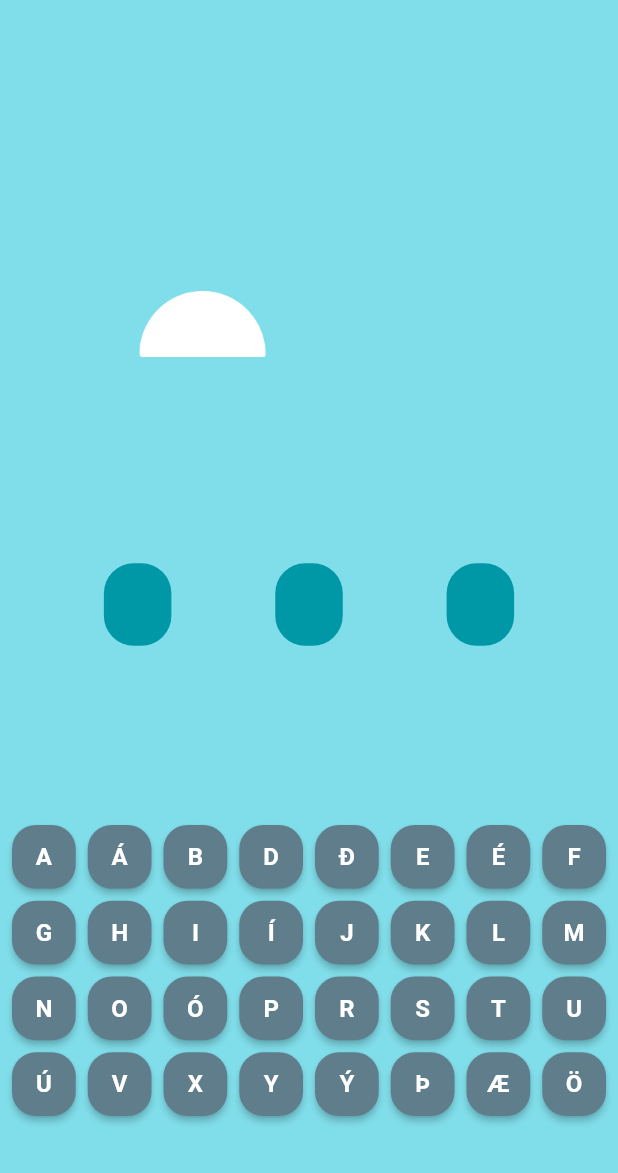
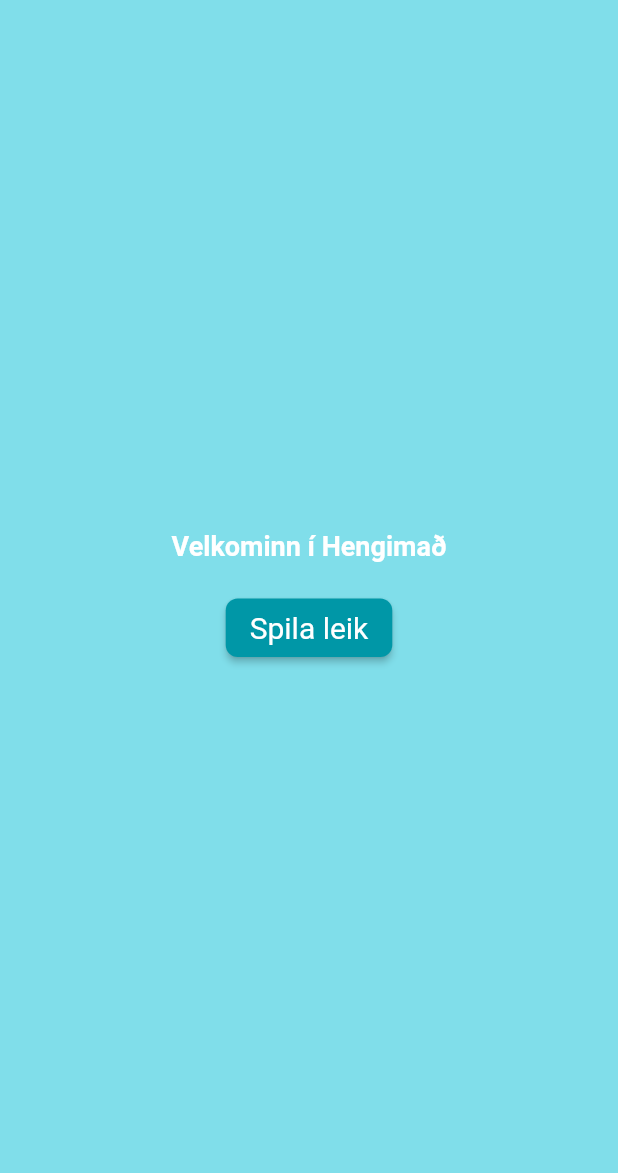
Before and after one commit to indianaea/hangman_game, a Flutter app: the screen it shows after launch, on a phone screen of 412 x 824 dp, the part 63-1236 px from its top. Run offline on Flutter 3.47's test engine with Material 2 defaults, Android fonts, the phone set to English and light mode, and no system bars.

Commit message:
Bæta við upphafskjá og Spila leik takka sem ræsir upp leikinn í hvert skipti það er ýtt á hann

```diff
--- a/lib/main.dart
+++ b/lib/main.dart
@@ -7,6 +7,7 @@ import 'package:hangman_game/UI/widgets/hangman_photo.dart';
 import 'package:hangman_game/UX/build_hangman.dart';
 import 'package:hangman_game/UI/widgets/letters.dart';
 import 'package:hangman_game/UX/alphabet.dart';
+import 'package:hangman_game/start_game_screen.dart';
 
 void main() {
   runApp(const MyApp());
@@ -19,7 +20,7 @@ class MyApp extends StatelessWidget {
   @override
   Widget build(BuildContext context) {
     return MaterialApp(
-      home: HomeApp(),
+      home: const StartScreen(),
     );
   }
 }
@@ -53,30 +54,15 @@ class _HomeAppState extends State<HomeApp> {
     word = getRandomWord(words).toUpperCase();
   }
 
-  //
   String getRandomWord(List<String> words) {
     Random random = Random();
     int randomIndex = random.nextInt(words.length);
     return words[randomIndex];
   }
 
-  @override
-  Widget build(BuildContext context) {
-    return Scaffold(
-      backgroundColor: appColors.primaryColor,
-      appBar: AppBar(
-        title: Text(
-          'Hengimaður',
-          style: TextStyle(
-            color: Colors.white,
-            fontSize: 24.0,
-          ),
-        ),
-        elevation: 0,
-        centerTitle: true,
-        backgroundColor: appColors.primaryColor,
-      ),
-      body: Column(
+  // prufa
+  Widget _buildGameContent() {
+    return Column(
       mainAxisAlignment: MainAxisAlignment.spaceBetween,
       crossAxisAlignment: CrossAxisAlignment.center,
       children: [
@@ -85,8 +71,7 @@ class _HomeAppState extends State<HomeApp> {
             children: [
               // Setjum upp útlitið fyrir hengimann
               // Bætum myndunum inn í appið fyrir það
-                hangmanPhoto(
-                    buildHangman.tries >= 0, 'assets/hangman_start.png'),
+              hangmanPhoto(buildHangman.tries >= 0, 'assets/hangman_start.png'),
               hangmanPhoto(buildHangman.tries >= 1, 'assets/hangman_1.png'),
               hangmanPhoto(buildHangman.tries >= 2, 'assets/hangman_2.png'),
               hangmanPhoto(buildHangman.tries >= 3, 'assets/hangman_3.png'),
@@ -150,7 +135,26 @@ class _HomeAppState extends State<HomeApp> {
           ),
         ),
       ],
+    );
+  }
+
+  @override
+  Widget build(BuildContext context) {
+    return Scaffold(
+      backgroundColor: appColors.primaryColor,
+      appBar: AppBar(
+        title: Text(
+          'Hengimaður',
+          style: TextStyle(
+            color: Colors.white,
+            fontSize: 24.0,
           ),
+        ),
+        elevation: 0,
+        centerTitle: true,
+        backgroundColor: appColors.primaryColor,
+      ),
+      body: _buildGameContent(),
     );
   }
 }
--- /dev/null
+++ b/lib/start_game_screen.dart
@@ -0,0 +1,71 @@
+import 'package:flutter/material.dart';
+import 'package:hangman_game/UI/colors.dart';
+import 'package:hangman_game/main.dart';
+import 'package:hangman_game/UX/build_hangman.dart';
+
+class StartScreen extends StatelessWidget {
+  const StartScreen({Key? key}) : super(key: key);
+
+  void _selectPlayGame(BuildContext context) {
+    // Reset the game state
+    buildHangman.tries = 0;
+    buildHangman.guessedLetters.clear();
+
+    Navigator.push(context, MaterialPageRoute(builder: (ctx) => HomeApp()));
+  }
+
+  @override
+  Widget build(BuildContext context) {
+    return Scaffold(
+      backgroundColor: appColors.primaryColor,
+      appBar: AppBar(
+        title: Text(
+          'Hengimaður',
+          style: TextStyle(
+            color: Colors.white,
+            fontSize: 24.0,
+          ),
+        ),
+        elevation: 0,
+        centerTitle: true,
+        backgroundColor: appColors.primaryColor,
+      ),
+      body: Center(
+        child: Column(
+          mainAxisAlignment: MainAxisAlignment.center,
+          children: [
+            Text(
+              'Velkominn í Hengimað',
+              style: TextStyle(
+                color: Colors.white,
+                fontSize: 18.0,
+                fontWeight: FontWeight.bold,
+              ),
+            ),
+            SizedBox(height: 20.0),
+            ElevatedButton(
+              onPressed: () {
+                _selectPlayGame(context);
+              },
+              style: ElevatedButton.styleFrom(
+                backgroundColor: appColors.primaryColorDark,
+                foregroundColor: Colors.white,
+                textStyle: TextStyle(
+                  fontSize: 20.0,
+                ),
+                padding: EdgeInsets.symmetric(
+                  horizontal: 16.0,
+                  vertical: 8.0,
+                ),
+                shape: RoundedRectangleBorder(
+                  borderRadius: BorderRadius.circular(8.0),
+                ),
+              ),
+              child: Text('Spila leik'),
+            ),
+          ],
+        ),
+      ),
+    );
+  }
+}
```
Lines whose indentation alone changed are shown as unchanged.
